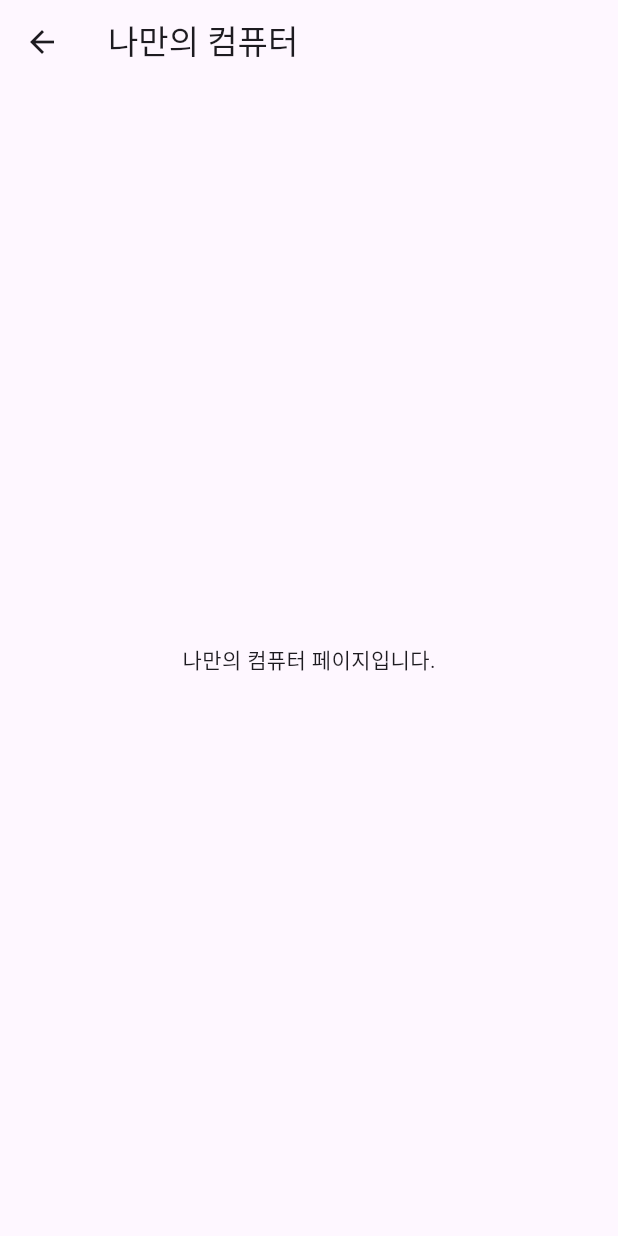
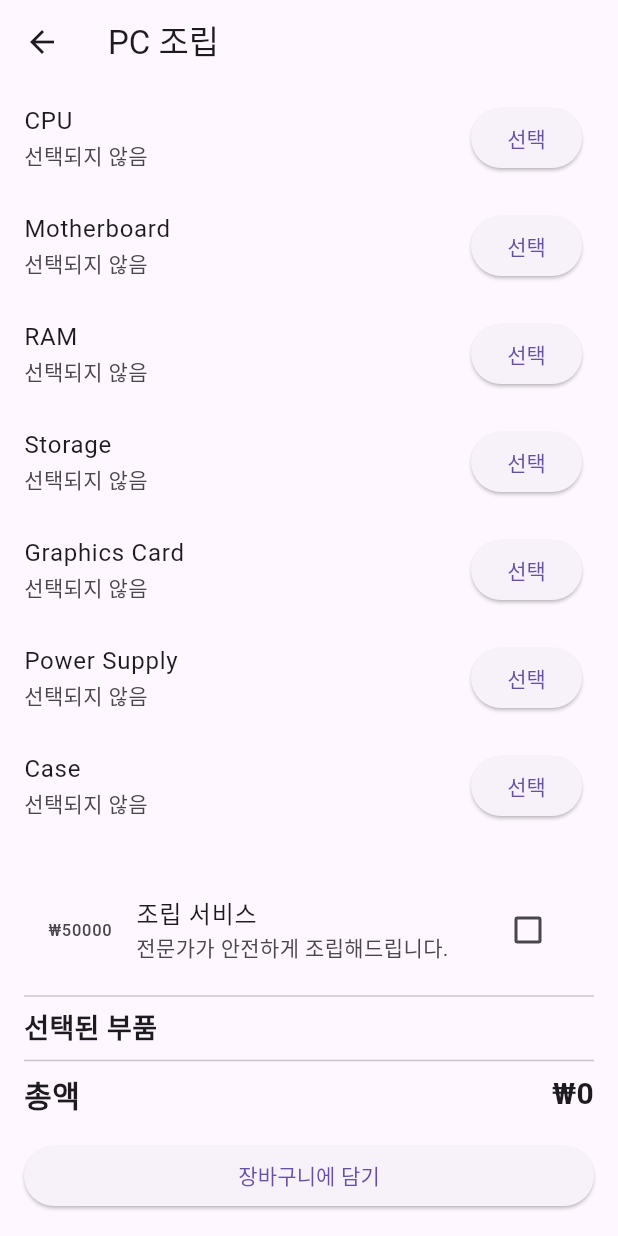
Before and after one commit to chanspick/PiCom, a Flutter app: the screen it shows once a user with an empty profile is signed in, after a tap on "나만의 컴퓨터", on a phone screen of 412 x 824 dp. Run offline on Flutter 3.47's test engine with Material 3 defaults, Android fonts, the phone set to English and light mode, and no system bars; our stand-ins replace cached_network_image, carousel_slider, cloud_firestore, cloud_functions, firebase_auth, firebase_core and 5 more; missing offline and left inert: algolia; accounts and stored records are empty; network calls fail.

Commit message:
완제품 frontend

```diff
--- a/lib/main.dart
+++ b/lib/main.dart
@@ -5,6 +5,7 @@
 import 'widgets/auth_wrapper.dart';
 import 'screens/etc/home_screen.dart';
 import 'screens/auth/auth_screen.dart';
+import 'screens/pc_assembly_screen.dart';
 
 void main() async {
   WidgetsFlutterBinding.ensureInitialized();
@@ -32,6 +33,7 @@
       routes: {
         '/home': (context) => const HomeScreen(),
         '/auth': (context) => const AuthScreen(),
+        '/pc_assembly': (context) => const PcAssemblyScreen(),
       },
     );
   }
--- /dev/null
+++ b/lib/models/pc_component.dart
@@ -0,0 +1,8 @@
+
+class PcComponent {
+  final String name;
+  final String category;
+  final double price;
+
+  PcComponent({required this.name, required this.category, required this.price});
+}
--- a/lib/screens/etc/home_screen.dart
+++ b/lib/screens/etc/home_screen.dart
@@ -10,12 +10,12 @@ import '../product/part_shop_screen.dart';
 import '../product/listing_detail_screen.dart';
 import '../product/parts_category_screen.dart'; // Add this import
 import '../product/sell_request_screen.dart';
-import '../product/my_computer_screen.dart';
 import '../../widgets/home_app_bar_actions.dart';
 import '../../widgets/home_search_bar.dart';
 import '../../widgets/home_banner.dart';
 import '../../widgets/circle_category.dart';
 import '../community/community_screen.dart';
+import '../pc_assembly_screen.dart';
 
 class HomeScreen extends StatelessWidget {
   const HomeScreen({super.key});
@@ -214,8 +214,8 @@ class _CircleMenuSection extends StatelessWidget {
         ),
       },
       {
-        'icon': Icons.trending_up,
-        'label': '시세조회',
+        'icon': Icons.store,
+        'label': '브랜드관',
         'onTap': () => Navigator.push(
           context,
           MaterialPageRoute(builder: (context) => PartsCategoryScreen()),
@@ -226,7 +226,7 @@ class _CircleMenuSection extends StatelessWidget {
         'label': '나만의 컴퓨터',
         'onTap': () => Navigator.push(
           context,
-          MaterialPageRoute(builder: (context) => const MyComputerScreen()),
+          MaterialPageRoute(builder: (context) => const PcAssemblyScreen()),
         ),
       },
       {
--- /dev/null
+++ b/lib/screens/pc_assembly_screen.dart
@@ -0,0 +1,190 @@
+import 'package:flutter/material.dart';
+import '../models/pc_component.dart';
+
+class PcAssemblyScreen extends StatefulWidget {
+  const PcAssemblyScreen({super.key});
+
+  @override
+  State<PcAssemblyScreen> createState() => _PcAssemblyScreenState();
+}
+
+class _PcAssemblyScreenState extends State<PcAssemblyScreen> {
+  final Map<String, PcComponent?> _selectedComponents = {
+    'CPU': null,
+    'Motherboard': null,
+    'RAM': null,
+    'Storage': null,
+    'Graphics Card': null,
+    'Power Supply': null,
+    'Case': null,
+    'Cooler': null,
+    'Software': null,
+  };
+
+  bool _assemblyRequested = false;
+
+  final Map<String, List<PcComponent>> _componentOptions = {
+    'CPU': [
+      PcComponent(name: 'Intel Core i9-13900K', category: 'CPU', price: 850000),
+      PcComponent(name: 'AMD Ryzen 9 7950X', category: 'CPU', price: 800000),
+    ],
+    'Motherboard': [
+      PcComponent(name: 'ASUS ROG Maximus Z790 Hero', category: 'Motherboard', price: 700000),
+      PcComponent(name: 'Gigabyte X670 AORUS Elite AX', category: 'Motherboard', price: 450000),
+    ],
+    'RAM': [
+      PcComponent(name: 'G.Skill Trident Z5 RGB 32GB', category: 'RAM', price: 250000),
+      PcComponent(name: 'Corsair Vengeance DDR5 32GB', category: 'RAM', price: 230000),
+    ],
+    'Storage': [
+      PcComponent(name: 'Samsung 980 Pro 2TB', category: 'Storage', price: 300000),
+      PcComponent(name: 'WD Black SN850X 2TB', category: 'Storage', price: 280000),
+    ],
+    'Graphics Card': [
+      PcComponent(name: 'NVIDIA GeForce RTX 4090', category: 'Graphics Card', price: 2500000),
+      PcComponent(name: 'AMD Radeon RX 7900 XTX', category: 'Graphics Card', price: 1800000),
+    ],
+    'Power Supply': [
+      PcComponent(name: 'Corsair AX1600i', category: 'Power Supply', price: 600000),
+      PcComponent(name: 'SeaSonic PRIME TX-1000', category: 'Power Supply', price: 400000),
+    ],
+    'Case': [
+      PcComponent(name: 'Lian Li PC-O11 Dynamic EVO', category: 'Case', price: 250000),
+      PcComponent(name: 'Fractal Design Meshify 2', category: 'Case', price: 200000),
+    ],
+    'Cooler': [
+      PcComponent(name: 'Noctua NH-D15', category: 'Cooler', price: 150000),
+      PcComponent(name: 'Corsair iCUE H150i ELITE CAPELLIX XT', category: 'Cooler', price: 300000),
+    ],
+    'Software': [
+      PcComponent(name: 'Windows 11 Home', category: 'Software', price: 150000),
+      PcComponent(name: 'Microsoft Office 2023', category: 'Software', price: 200000),
+    ],
+  };
+
+  void _selectComponent(String category, PcComponent component) {
+    setState(() {
+      _selectedComponents[category] = component;
+    });
+  }
+
+  double get _totalPrice {
+    double total = 0;
+    _selectedComponents.forEach((key, value) {
+      if (value != null) {
+        total += value.price;
+      }
+    });
+    if (_assemblyRequested) {
+      total += 50000;
+    }
+    return total;
+  }
+
+  @override
+  Widget build(BuildContext context) {
+    return Scaffold(
+      appBar: AppBar(
+        title: const Text('PC 조립'),
+      ),
+      body: Column(
+        children: [
+          Expanded(
+            child: ListView(
+              children: _selectedComponents.keys.map((category) {
+                final selectedComponent = _selectedComponents[category];
+                return ListTile(
+                  title: Text(category),
+                  subtitle: Text(selectedComponent?.name ?? '선택되지 않음'),
+                  trailing: ElevatedButton(
+                    child: const Text('선택'),
+                    onPressed: () => _showComponentSelectionDialog(category),
+                  ),
+                );
+              }).toList(),
+            ),
+          ),
+          Padding(
+            padding: const EdgeInsets.all(16.0),
+            child: Column(
+              crossAxisAlignment: CrossAxisAlignment.stretch,
+              children: <Widget>[
+                const SizedBox(height: 16),
+                CheckboxListTile(
+                  title: const Text('조립 서비스'),
+                  subtitle: const Text('전문가가 안전하게 조립해드립니다.'),
+                  value: _assemblyRequested,
+                  onChanged: (bool? value) {
+                    setState(() {
+                      _assemblyRequested = value!;
+                    });
+                  },
+                  secondary: const Text('₩50000'),
+                ),
+                const Divider(),
+                const Text(
+                  '선택된 부품',
+                  style: TextStyle(fontSize: 18, fontWeight: FontWeight.bold),
+                ),
+                ..._selectedComponents.entries
+                    .where((entry) => entry.value != null)
+                    .map((entry) => ListTile(
+                          title: Text(entry.key),
+                          trailing: Text(entry.value!.name),
+                        )),
+                const Divider(),
+                Row(
+                  mainAxisAlignment: MainAxisAlignment.spaceBetween,
+                  children: [
+                    const Text(
+                      '총액',
+                      style: TextStyle(fontSize: 20, fontWeight: FontWeight.bold),
+                    ),
+                    Text(
+                      '₩${_totalPrice.toStringAsFixed(0)}',
+                      style: const TextStyle(fontSize: 20, fontWeight: FontWeight.bold),
+                    ),
+                  ],
+                ),
+                const SizedBox(height: 16),
+                ElevatedButton(
+                  onPressed: () {},
+                  child: const Text('장바구니에 담기'),
+                ),
+              ],
+            ),
+          ),
+        ],
+      ),
+    );
+  }
+
+  void _showComponentSelectionDialog(String category) {
+    showDialog(
+      context: context,
+      builder: (context) {
+        return AlertDialog(
+          title: Text('$category 선택'),
+          content: SizedBox(
+            width: double.maxFinite,
+            child: ListView.builder(
+              shrinkWrap: true,
+              itemCount: _componentOptions[category]!.length,
+              itemBuilder: (context, index) {
+                final component = _componentOptions[category]![index];
+                return ListTile(
+                  title: Text(component.name),
+                  subtitle: Text('₩${component.price.toStringAsFixed(0)}'),
+                  onTap: () {
+                    _selectComponent(category, component);
+                    Navigator.of(context).pop();
+                  },
+                );
+              },
+            ),
+          ),
+        );
+      },
+    );
+  }
+}
```
